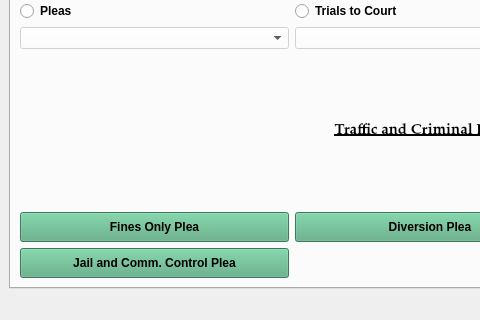
The window that package/views/ui/MainWindow.ui (HunterProgram22/MuniEntry) describes before a commit, drawn with Qt 5; both pictures show x 0 to 480 and y 326 to 646 of the 860 by 646 pixel window.
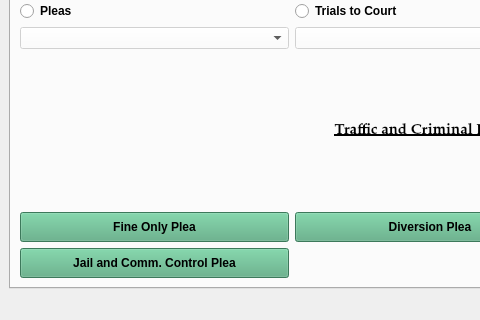
The same window after the commit.

Commit message: Refactored button_state in main and label on main.

Diff of the .ui file:
```diff
--- a/package/views/ui/MainWindow.ui
+++ b/package/views/ui/MainWindow.ui
@@ -185,7 +185,7 @@
            <string notr="true">background-color: rgb(85, 170, 127);</string>
           </property>
           <property name="text">
-           <string>Fines Only Plea</string>
+           <string>Fine Only Plea</string>
           </property>
          </widget>
         </item>
```
Left out of the diff: 2 changed lines with no effect on the pictures. The commit also changes 5 other files.
